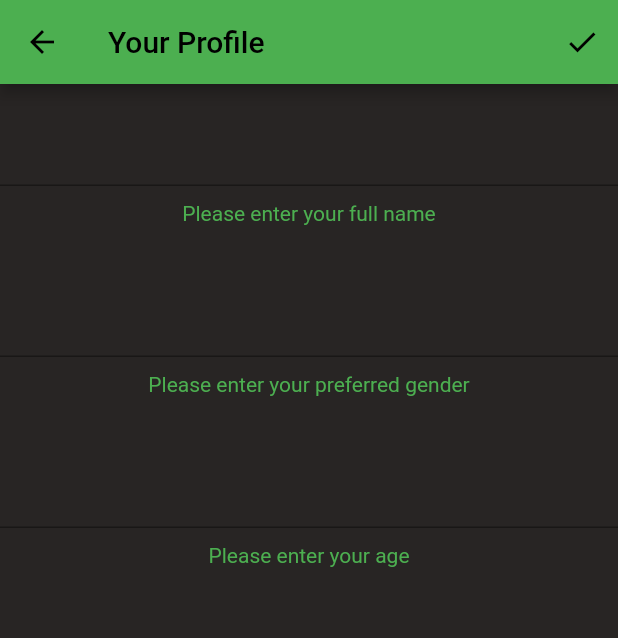
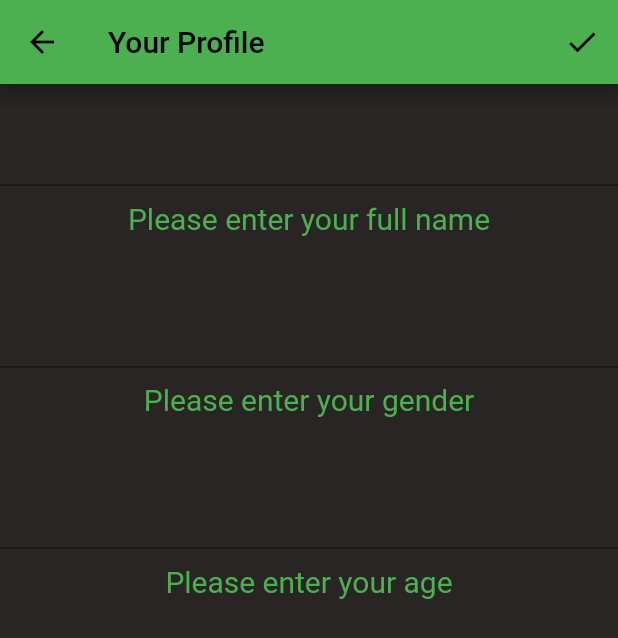
Before and after one commit to robharper00/SE300_DARM, a Flutter app: the UserProfileScreen screen opened directly, on a phone screen of 412 x 824 dp. Shown: the top 638 px of the screen. Run offline on Flutter 3.47's test engine with Material 2 defaults, Android fonts, the phone set to English and light mode, and no system bars; our stand-ins replace pedometer; missing offline and left inert: heart_bpm.

Commit message:
User profile page :)

```diff
--- a/lib/user_profile_screen.dart
+++ b/lib/user_profile_screen.dart
@@ -73,6 +73,7 @@ class _UserProfileScreenState extends State<UserProfileScreen> {
                   'Please enter your full name',
                   style: TextStyle(
                     color: Colors.green,
+                    fontSize: 20,
                   ),
                 ),
               ],
@@ -94,9 +95,10 @@ class _UserProfileScreenState extends State<UserProfileScreen> {
                   padding: EdgeInsets.all(5),
                 ),
                 Text(
-                  'Please enter your preferred gender',
+                  'Please enter your gender',
                   style: TextStyle(
                     color: Colors.green,
+                    fontSize: 20,
                   ),
                 ),
               ],
@@ -122,6 +124,7 @@ class _UserProfileScreenState extends State<UserProfileScreen> {
                   'Please enter your age',
                   style: TextStyle(
                     color: Colors.green,
+                    fontSize: 20,
                   ),
                 ),
               ],
--- a/pubspec.yaml
+++ b/pubspec.yaml
@@ -41,6 +41,7 @@ dependencies:
   sqflite: ^2.2.0+3
   heart_bpm: ^1.1.1+0
   intl: ^0.17.0
+  flutter_local_notifications: ^12.0.4
 
 dev_dependencies:
   flutter_test:
```
Also changed, not shown: pubspec.lock, 1 other file.
